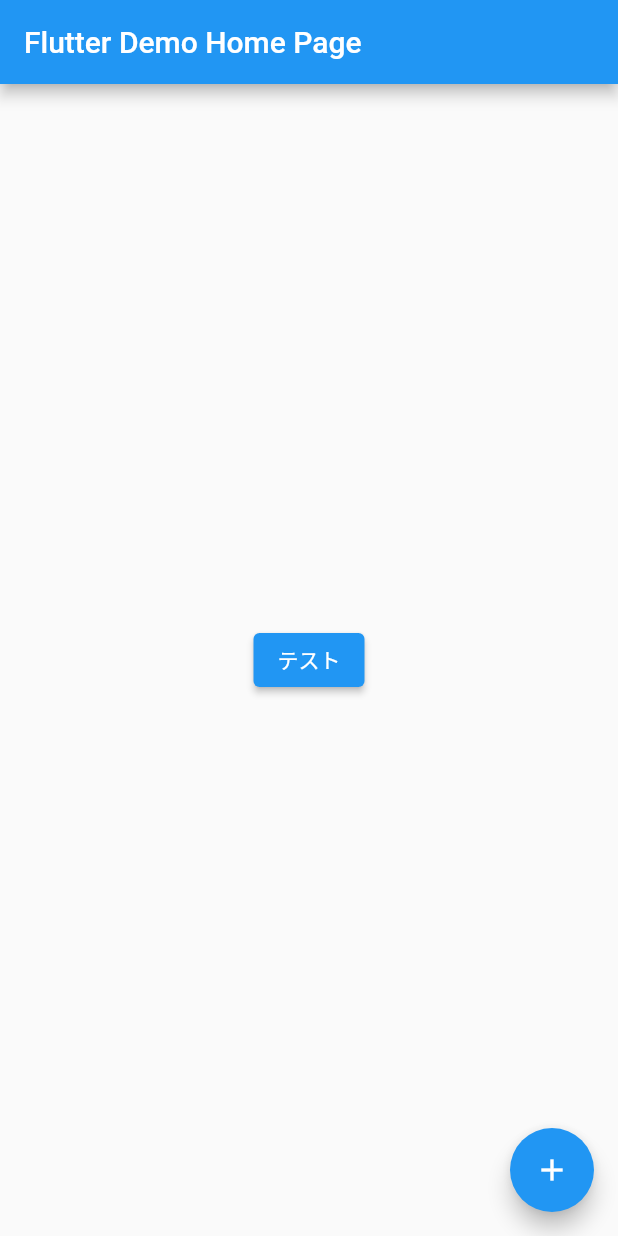
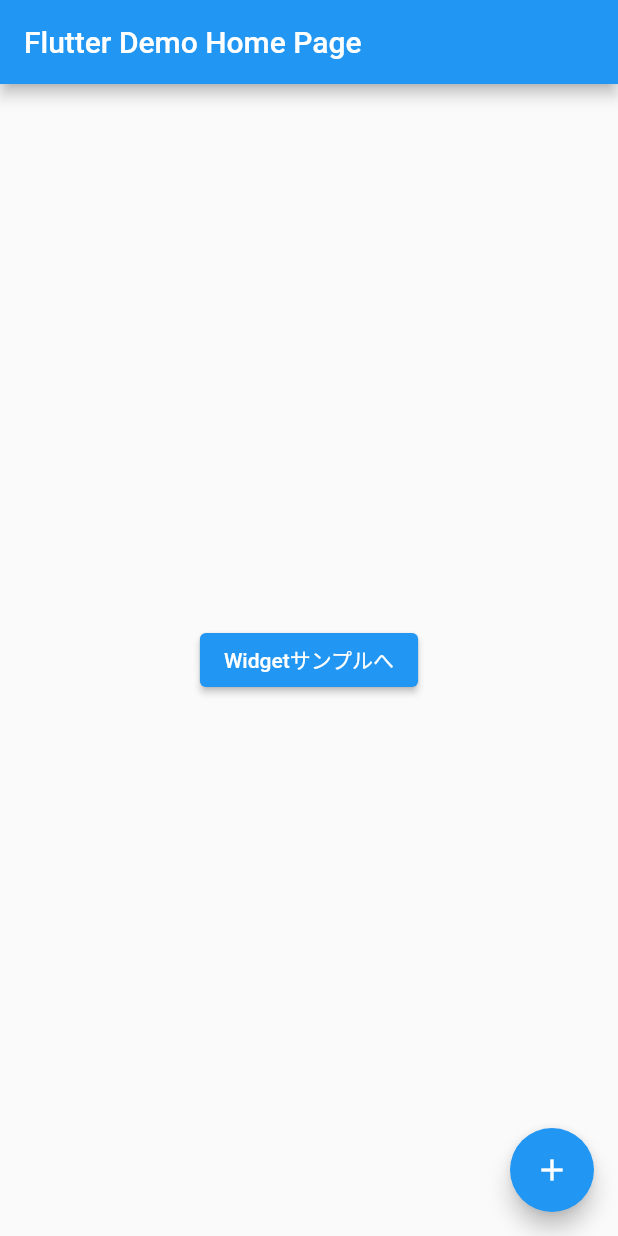
Before and after one commit to takashi-engineering/flutter-app, a Flutter app: the screen it shows after launch, on a phone screen of 412 x 824 dp. Run offline on Flutter 3.47's test engine with Material 2 defaults, Android fonts, the phone set to English and light mode, and no system bars.

Commit message:
ボタンのテキストを変更

```diff
--- a/lib/main.dart
+++ b/lib/main.dart
@@ -109,7 +109,7 @@ class _MyHomePageState extends State<MyHomePage> {
 
       body: Center(
         child: ElevatedButton(
-          child: const Text("テスト"),
+          child: const Text("Widgetサンプルへ"),
           onPressed: () {
             // ボタンが押された時に呼び出されるコードを書く。
             Navigator.push(
```
